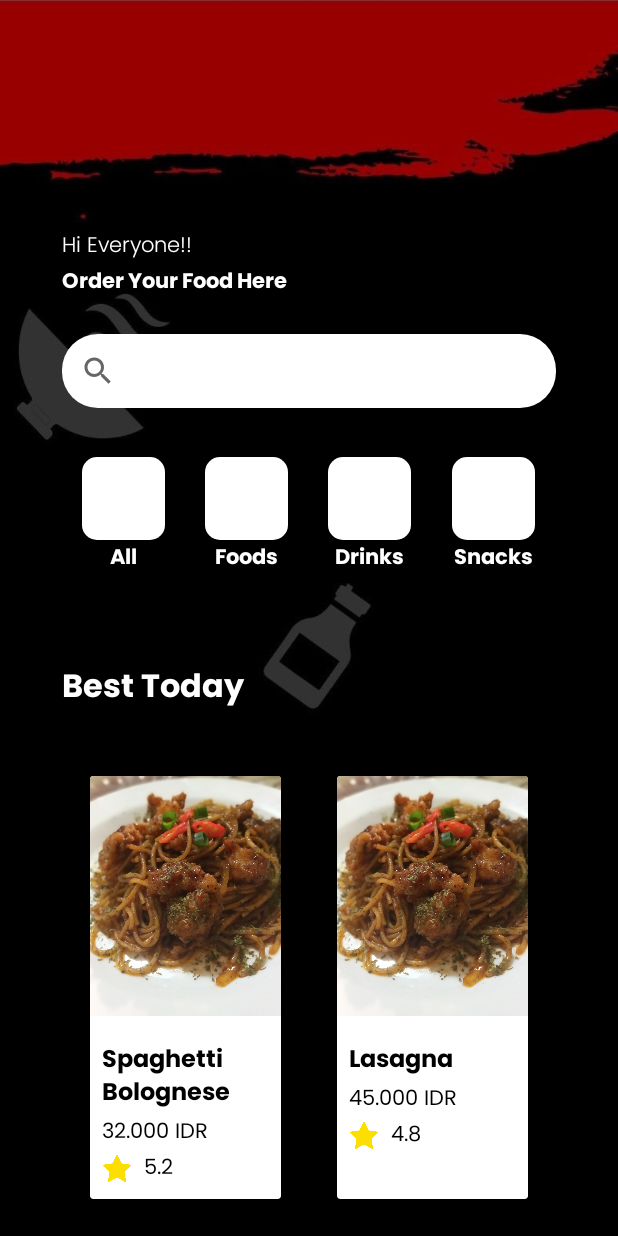
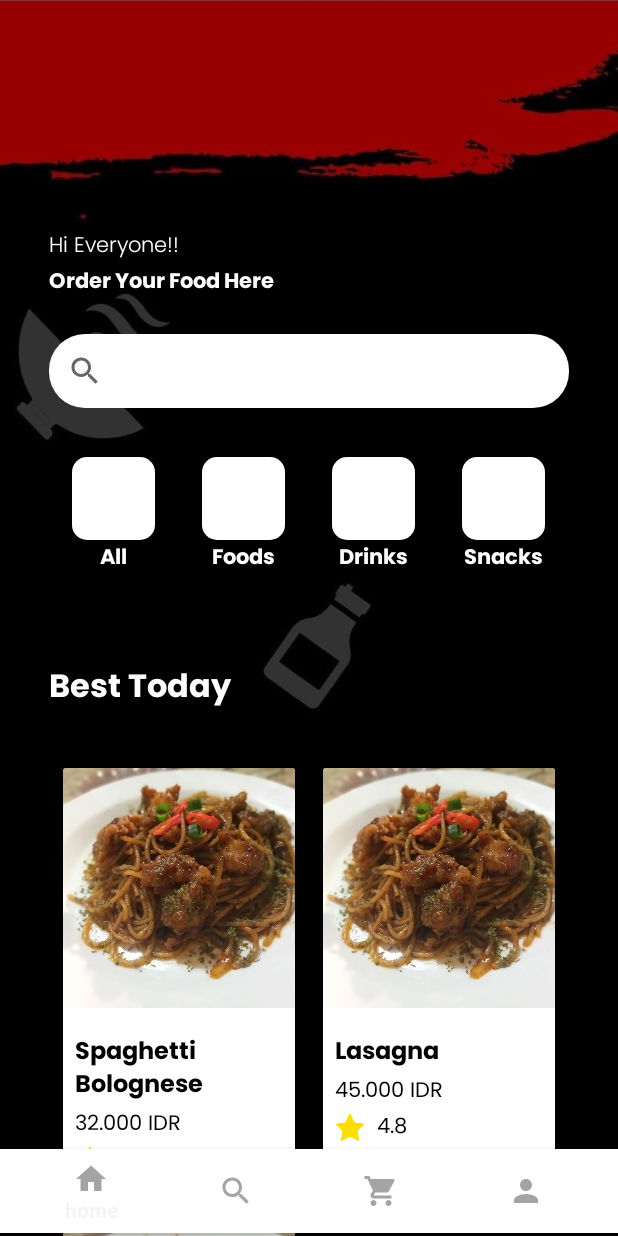
Before and after one commit to Rasyaa21/RTS-Android-Studio, an Android app: the MainActivity screen opened directly, with no data from a screen before it, on a phone screen of 412 x 824 dp. Run offline under Robolectric (Android 15) with nearby library versions, the phone set to English and light mode, and no system bars.

Commit message:
halfway through

```diff
--- a/app/src/main/java/com/nanda/rts_cafe/LoginActivity.kt
+++ b/app/src/main/java/com/nanda/rts_cafe/LoginActivity.kt
@@ -23,6 +23,7 @@ class LoginActivity : AppCompatActivity() {
         binding.loginBtToMain.setOnClickListener {
             val intent = Intent(this, MainActivity::class.java)
             startActivity(intent)
+            finish()
         }
 
     }
--- a/app/src/main/java/com/nanda/rts_cafe/MainActivity.kt
+++ b/app/src/main/java/com/nanda/rts_cafe/MainActivity.kt
@@ -26,7 +26,7 @@ class MainActivity : AppCompatActivity() {
         recyclerView.layoutManager = GridLayoutManager(this, 2) // 2 items per row
 
         // Add spacing between items
-        val spacing = 16 // 16dp spacing
+        val spacing = 2 // 16dp spacing
         recyclerView.addItemDecoration(object : RecyclerView.ItemDecoration() {
             override fun getItemOffsets(outRect: Rect, view: View, parent: RecyclerView, state: RecyclerView.State) {
                 outRect.set(spacing, spacing, spacing, spacing)
--- a/app/src/main/java/com/nanda/rts_cafe/SignUpActivity.kt
+++ b/app/src/main/java/com/nanda/rts_cafe/SignUpActivity.kt
@@ -26,6 +26,7 @@ class SignUpActivity : AppCompatActivity() {
             val intent = Intent(this, MainActivity::class.java)
             Log.d("SignUpActivity", "Login button clicked")
             startActivity(intent)
+            finish()
         }
     }
 }
--- /dev/null
+++ b/app/src/main/res/color/bottom_nav_item_color.xml
@@ -0,0 +1,8 @@
+<?xml version="1.0" encoding="utf-8"?>
+<selector xmlns:android="http://schemas.android.com/apk/res/android">
+    <!-- Focused state color (active) -->
+    <item android:state_focused="true" android:color="#990100" />
+
+    <!-- Default color (inactive) -->
+    <item android:color="#A4A4A5"/>
+</selector>
--- /dev/null
+++ b/app/src/main/res/drawable/baseline_home_24.xml
@@ -0,0 +1,5 @@
+<vector xmlns:android="http://schemas.android.com/apk/res/android" android:height="24dp" android:tint="#A4A4A5" android:viewportHeight="24" android:viewportWidth="24" android:width="24dp">
+
+    <path android:fillColor="@android:color/white" android:pathData="M10,20v-6h4v6h5v-8h3L12,3 2,12h3v8z"/>
+
+</vector>
--- /dev/null
+++ b/app/src/main/res/drawable/baseline_person_24.xml
@@ -0,0 +1,5 @@
+<vector xmlns:android="http://schemas.android.com/apk/res/android" android:height="24dp" android:tint="#A4A4A5" android:viewportHeight="24" android:viewportWidth="24" android:width="24dp">
+
+    <path android:fillColor="@android:color/white" android:pathData="M12,12c2.21,0 4,-1.79 4,-4s-1.79,-4 -4,-4 -4,1.79 -4,4 1.79,4 4,4zM12,14c-2.67,0 -8,1.34 -8,4v2h16v-2c0,-2.66 -5.33,-4 -8,-4z"/>
+
+</vector>
--- /dev/null
+++ b/app/src/main/res/drawable/baseline_search_24.xml
@@ -0,0 +1,5 @@
+<vector xmlns:android="http://schemas.android.com/apk/res/android" android:height="24dp" android:tint="#A4A4A5" android:viewportHeight="24" android:viewportWidth="24" android:width="24dp">
+
+    <path android:fillColor="@android:color/white" android:pathData="M15.5,14h-0.79l-0.28,-0.27C15.41,12.59 16,11.11 16,9.5 16,5.91 13.09,3 9.5,3S3,5.91 3,9.5 5.91,16 9.5,16c1.61,0 3.09,-0.59 4.23,-1.57l0.27,0.28v0.79l5,4.99L20.49,19l-4.99,-5zM9.5,14C7.01,14 5,11.99 5,9.5S7.01,5 9.5,5 14,7.01 14,9.5 11.99,14 9.5,14z"/>
+
+</vector>
--- /dev/null
+++ b/app/src/main/res/drawable/baseline_shopping_cart_24.xml
@@ -0,0 +1,5 @@
+<vector xmlns:android="http://schemas.android.com/apk/res/android" android:height="24dp" android:tint="#A4A4A5" android:viewportHeight="24" android:viewportWidth="24" android:width="24dp">
+
+    <path android:fillColor="@android:color/white" android:pathData="M7,18c-1.1,0 -1.99,0.9 -1.99,2S5.9,22 7,22s2,-0.9 2,-2 -0.9,-2 -2,-2zM1,2v2h2l3.6,7.59 -1.35,2.45c-0.16,0.28 -0.25,0.61 -0.25,0.96 0,1.1 0.9,2 2,2h12v-2L7.42,15c-0.14,0 -0.25,-0.11 -0.25,-0.25l0.03,-0.12 0.9,-1.63h7.45c0.75,0 1.41,-0.41 1.75,-1.03l3.58,-6.49c0.08,-0.14 0.12,-0.31 0.12,-0.48 0,-0.55 -0.45,-1 -1,-1L5.21,4l-0.94,-2L1,2zM17,18c-1.1,0 -1.99,0.9 -1.99,2s0.89,2 1.99,2 2,-0.9 2,-2 -0.9,-2 -2,-2z"/>
+
+</vector>
--- a/app/src/main/res/drawable/card_background.xml
+++ b/app/src/main/res/drawable/card_background.xml
@@ -3,7 +3,7 @@
     <item>
         <shape android:shape="rectangle">
             <solid android:color="@color/white"></solid>
-            <corners android:radius="32dp"></corners>
+            <corners android:radius="64dp"></corners>
         </shape>
     </item>
 </selector>
--- a/app/src/main/res/layout/activity_detail.xml
+++ b/app/src/main/res/layout/activity_detail.xml
@@ -41,10 +41,9 @@
         android:src="@drawable/foto"
         app:layout_constraintBottom_toTopOf="@+id/linearLayout"
         app:layout_constraintEnd_toEndOf="parent"
-        app:layout_constraintHorizontal_bias="0.497"
         app:layout_constraintStart_toStartOf="parent"
         app:layout_constraintTop_toTopOf="parent"
-        app:layout_constraintVertical_bias="0.846"
+        app:layout_constraintVertical_bias="0.93"
         app:shapeAppearanceOverlay="@style/Circular" />
 
     <LinearLayout
@@ -55,19 +54,21 @@
         android:orientation="vertical"
         app:layout_constraintBottom_toBottomOf="parent"
         app:layout_constraintEnd_toEndOf="parent"
-        app:layout_constraintHorizontal_bias="0.497"
         app:layout_constraintStart_toStartOf="parent"
         app:layout_constraintTop_toTopOf="parent"
-        app:layout_constraintVertical_bias="0.973">
+        app:layout_constraintVertical_bias="0.917">
 
         <TextView
             android:id="@+id/detail_title"
             android:layout_width="wrap_content"
             android:layout_height="wrap_content"
+            android:autoSizeMaxTextSize="30sp"
+            android:autoSizeMinTextSize="24sp"
+            android:autoSizeTextType="uniform"
             android:fontFamily="@font/poppins_bold"
+            android:gravity="center"
             android:text="Spaghetti Bolognese"
             android:textColor="#FEAC17"
-            android:gravity="center"
             android:textSize="32sp" />
 
         <LinearLayout
@@ -134,7 +135,7 @@
             android:layout_width="match_parent"
             android:layout_height="55dp"
             android:layout_marginHorizontal="16dp"
-            android:layout_marginTop="65dp"
+            android:layout_marginTop="55dp"
             android:background="@drawable/button_detail"
             android:fontFamily="@font/poppins_bold"
             android:text="Add To Cart"
--- a/app/src/main/res/layout/activity_main.xml
+++ b/app/src/main/res/layout/activity_main.xml
@@ -10,62 +10,62 @@
 
     <LinearLayout
         android:layout_width="0dp"
+        android:layout_height="0dp"
         android:gravity="center_vertical"
         android:orientation="vertical"
-        app:layout_constraintTop_toTopOf="@id/titleGuideTop"
         app:layout_constraintBottom_toBottomOf="@id/titleGuideBottom"
+        app:layout_constraintEnd_toEndOf="@id/yGuide2"
         app:layout_constraintStart_toStartOf="@id/yGuide1"
-        app:layout_constraintEnd_toEndOf="@id/yGuide2"
-        android:layout_height="0dp">
+        app:layout_constraintTop_toTopOf="@id/titleGuideTop">
 
         <TextView
             android:layout_width="wrap_content"
-            android:text="Hi Everyone!!"
+            android:layout_height="wrap_content"
             android:autoSizeMaxTextSize="30sp"
             android:autoSizeMinTextSize="13sp"
             android:autoSizeTextType="uniform"
-            android:textColor="@color/white"
             android:fontFamily="@font/poppins_light"
-            android:layout_height="wrap_content"/>
+            android:text="Hi Everyone!!"
+            android:textColor="@color/white" />
 
         <TextView
             android:layout_width="wrap_content"
-            android:text="Order Your Food Here"
+            android:layout_height="wrap_content"
             android:autoSizeMaxTextSize="30sp"
             android:autoSizeMinTextSize="14sp"
             android:autoSizeTextType="uniform"
-            android:textColor="@color/white"
             android:fontFamily="@font/poppins_bold"
-            android:layout_height="wrap_content"/>
+            android:text="Order Your Food Here"
+            android:textColor="@color/white" />
     </LinearLayout>
 
     <SearchView
+        style="style/style"
         android:layout_width="0dp"
+        android:layout_height="0dp"
         android:background="@drawable/selection_design"
-        style="style/style"
-        app:layout_constraintTop_toTopOf="@id/searchGuideTop"
+        android:queryHint="What do you want to eat?"
         app:layout_constraintBottom_toBottomOf="@id/searchGuideBottom"
+        app:layout_constraintEnd_toEndOf="@id/yGuide2"
         app:layout_constraintStart_toStartOf="@id/yGuide1"
-        app:layout_constraintEnd_toEndOf="@id/yGuide2"
-        android:queryHint="What do you want to eat?"
-        android:layout_height="0dp"/>
+        app:layout_constraintTop_toTopOf="@id/searchGuideTop" />
 
     <LinearLayout
         android:layout_width="0dp"
         android:layout_height="0dp"
+        android:gravity="center_horizontal"
         android:orientation="horizontal"
-        android:gravity="center_horizontal"
-        app:layout_constraintTop_toTopOf="@id/guideCategoryTop"
         app:layout_constraintBottom_toBottomOf="@id/guideCategoryBottom"
+        app:layout_constraintEnd_toEndOf="@id/yGuide2"
         app:layout_constraintStart_toStartOf="@id/yGuide1"
-        app:layout_constraintEnd_toEndOf="@id/yGuide2">
+        app:layout_constraintTop_toTopOf="@id/guideCategoryTop">
 
         <LinearLayout
             android:layout_width="0dp"
-            android:orientation="vertical"
+            android:layout_height="wrap_content"
+            android:layout_weight="1"
             android:gravity="center"
-            android:layout_height="wrap_content"
-            android:layout_weight="1" >
+            android:orientation="vertical">
 
             <Button
                 android:id="@+id/myButton"
@@ -77,21 +77,21 @@
                 android:id="@+id/myText"
                 android:layout_width="wrap_content"
                 android:layout_height="wrap_content"
+                android:background="@android:color/transparent"
+                android:fontFamily="@font/poppins_bold"
                 android:text="All"
-                android:fontFamily="@font/poppins_bold"
                 android:textAllCaps="false"
                 android:textColor="@android:color/white"
                 android:textSize="14sp"
-                android:textStyle="bold"
-                android:background="@android:color/transparent" />
+                android:textStyle="bold" />
         </LinearLayout>
 
         <LinearLayout
             android:layout_width="0dp"
-            android:orientation="vertical"
+            android:layout_height="wrap_content"
+            android:layout_weight="1"
             android:gravity="center"
-            android:layout_height="wrap_content"
-            android:layout_weight="1" >
+            android:orientation="vertical">
 
             <Button
                 android:id="@+id/myButton2"
@@ -103,23 +103,23 @@
                 android:id="@+id/myText2"
                 android:layout_width="wrap_content"
                 android:layout_height="wrap_content"
+                android:background="@android:color/transparent"
+                android:fontFamily="@font/poppins_bold"
                 android:text="Foods"
-                android:fontFamily="@font/poppins_bold"
                 android:textAllCaps="false"
                 android:textColor="@android:color/white"
                 android:textSize="14sp"
-                android:textStyle="bold"
-                android:background="@android:color/transparent" />
+                android:textStyle="bold" />
 
 
         </LinearLayout>
 
         <LinearLayout
             android:layout_width="0dp"
-            android:orientation="vertical"
+            android:layout_height="wrap_content"
+            android:layout_weight="1"
             android:gravity="center"
-            android:layout_height="wrap_content"
-            android:layout_weight="1" >
+            android:orientation="vertical">
 
             <Button
                 android:id="@+id/myButton3"
@@ -131,23 +131,23 @@
                 android:id="@+id/myText3"
                 android:layout_width="wrap_content"
                 android:layout_height="wrap_content"
+                android:background="@android:color/transparent"
+                android:fontFamily="@font/poppins_bold"
                 android:text="Drinks"
                 android:textAllCaps="false"
-                android:fontFamily="@font/poppins_bold"
                 android:textColor="@android:color/white"
                 android:textSize="14sp"
-                android:textStyle="bold"
-                android:background="@android:color/transparent" />
+                android:textStyle="bold" />
 
 
         </LinearLayout>
 
         <LinearLayout
             android:layout_width="0dp"
-            android:orientation="vertical"
+            android:layout_height="wrap_content"
+            android:layout_weight="1"
             android:gravity="center_horizontal"
-            android:layout_height="wrap_content"
-            android:layout_weight="1" >
+            android:orientation="vertical">
 
             <Button
                 android:id="@+id/myButton4"
@@ -159,44 +159,44 @@
                 android:id="@+id/myText4"
                 android:layout_width="wrap_content"
                 android:layout_height="wrap_content"
+                android:background="@android:color/transparent"
+                android:fontFamily="@font/poppins_bold"
                 android:text="@string/snacks"
                 android:textAllCaps="false"
-                android:fontFamily="@font/poppins_bold"
                 android:textColor="@android:color/white"
                 android:textSize="14sp"
-                android:textStyle="bold"
-                android:background="@android:color/transparent" />
+                android:textStyle="bold" />
         </LinearLayout>
     </LinearLayout>
 
     <LinearLayout
         android:layout_width="0dp"
+        android:layout_height="0dp"
         android:gravity="center_vertical"
+        app:layout_constraintBottom_toBottomOf="@id/BestTodayGuideBottom"
+        app:layout_constraintEnd_toEndOf="@id/yGuide2"
         app:layout_constraintStart_toStartOf="@id/yGuide1"
-        app:layout_constraintEnd_toEndOf="@id/yGuide2"
-        app:layout_constraintTop_toTopOf="@id/BestTodayGuideTop"
-        app:layout_constraintBottom_toBottomOf="@id/BestTodayGuideBottom"
-        android:layout_height="0dp">
+        app:layout_constraintTop_toTopOf="@id/BestTodayGuideTop">
 
         <TextView
             android:layout_width="match_parent"
-            android:text="Best Today"
+            android:layout_height="match_parent"
             android:autoSizeMaxTextSize="30sp"
             android:autoSizeMinTextSize="16sp"
             android:autoSizeTextType="uniform"
             android:fontFamily="@font/poppins_bold"
-            android:textColor="@color/white"
-            android:layout_height="match_parent"/>
+            android:text="Best Today"
+            android:textColor="@color/white" />
     </LinearLayout>
 
     <androidx.recyclerview.widget.RecyclerView
         android:id="@+id/recyclerView"
         android:layout_width="0dp"
+        android:layout_height="0dp"
+        app:layout_constraintBottom_toBottomOf="@id/RecyclerGuideBottom"
+        app:layout_constraintEnd_toEndOf="@id/yGuide2"
         app:layout_constraintStart_toStartOf="@id/yGuide1"
-        app:layout_constraintEnd_toEndOf="@id/yGuide2"
-        app:layout_constraintTop_toTopOf="@id/RecyclerGuideTop"
-        app:layout_constraintBottom_toBottomOf="@id/RecyclerGuideBottom"
-        android:layout_height="0dp"/>
+        app:layout_constraintTop_toTopOf="@id/RecyclerGuideTop" />
 
 
     <androidx.constraintlayout.widget.Guideline
@@ -204,14 +204,14 @@
         android:layout_width="wrap_content"
         android:layout_height="wrap_content"
         android:orientation="vertical"
-        app:layout_constraintGuide_percent="0.1" />
+        app:layout_constraintGuide_percent="0.08" />
 
     <androidx.constraintlayout.widget.Guideline
         android:id="@+id/yGuide2"
         android:layout_width="wrap_content"
         android:layout_height="wrap_content"
         android:orientation="vertical"
-        app:layout_constraintGuide_percent="0.9" />
+        app:layout_constraintGuide_percent="0.92" />
 
     <androidx.constraintlayout.widget.Guideline
         android:id="@+id/titleGuideTop"
@@ -274,7 +274,7 @@
         android:layout_width="wrap_content"
         android:layout_height="wrap_content"
         android:orientation="horizontal"
-        app:layout_constraintGuide_percent="0.605" />
+        app:layout_constraintGuide_percent="0.61" />
 
     <androidx.constraintlayout.widget.Guideline
         android:id="@+id/RecyclerGuideBottom"
@@ -282,4 +282,24 @@
         android:layout_height="wrap_content"
         android:orientation="horizontal"
         app:layout_constraintGuide_percent="1" />
+
+    <com.google.android.material.bottomnavigation.BottomNavigationView
+        android:layout_width="match_parent"
+        android:layout_height="wrap_content"
+        app:layout_constraintBottom_toBottomOf="@+id/recyclerView"
+        app:layout_constraintEnd_toEndOf="parent"
+        android:background="@color/white"
+        app:layout_constraintHorizontal_bias="0.0"
+        app:menu="@menu/navbar_menu"
+        app:itemIconTint="@color/bottom_nav_item_color"
+        app:layout_constraintStart_toStartOf="parent"
+        app:layout_constraintTop_toTopOf="@id/guideline6" />
+
+    <androidx.constraintlayout.widget.Guideline
+        android:id="@+id/guideline6"
+        android:layout_width="wrap_content"
+        android:layout_height="wrap_content"
+        android:orientation="horizontal"
+        app:layout_constraintGuide_percent="0.92612857" />
+
 </androidx.constraintlayout.widget.ConstraintLayout>
--- a/app/src/main/res/layout/card_view.xml
+++ b/app/src/main/res/layout/card_view.xml
@@ -2,11 +2,13 @@
     xmlns:android="http://schemas.android.com/apk/res/android"
     android:layout_width="wrap_content"
     android:layout_height="wrap_content"
+    android:background="@drawable/card_background"
     android:layout_margin="8dp">
 
     <LinearLayout
         android:layout_width="match_parent"
         android:layout_height="wrap_content"
+        android:background="@drawable/card_background"
         android:orientation="vertical">
 
         <ImageView
--- /dev/null
+++ b/app/src/main/res/menu/navbar_menu.xml
@@ -0,0 +1,26 @@
+<?xml version="1.0" encoding="utf-8"?>
+<menu xmlns:android="http://schemas.android.com/apk/res/android">
+    <item
+        android:id="@+id/home"
+        android:icon="@drawable/baseline_home_24"
+        android:title="home"
+        />
+
+    <item
+        android:id="@+id/search"
+        android:icon="@drawable/baseline_search_24"
+        android:title="search"
+        />
+
+    <item
+        android:id="@+id/cart"
+        android:icon="@drawable/baseline_shopping_cart_24"
+        android:title="cart"
+        />
+
+    <item
+        android:id="@+id/profile"
+        android:icon="@drawable/baseline_person_24"
+        android:title="profile"
+        />
+</menu>
```
